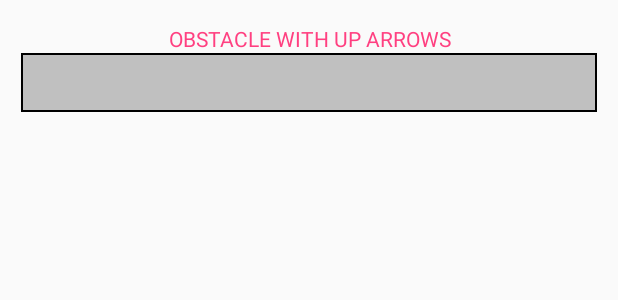
After one commit to AUDR0012/Android_3004, an Android app: the layout pop_arrow.xml on its own in the app's theme, with its tools: preview values and no code run, on a phone screen of 412 x 824 dp. The commit adds this screen. Shown: the top 300 px of the screen. Run offline under Robolectric (Android 15) with nearby library versions, the phone set to English and light mode, and no system bars.

Commit message:
obstacle arrow, updates

```diff
--- a/app/src/main/java/android/mdp/android_3004/Enum.java
+++ b/app/src/main/java/android/mdp/android_3004/Enum.java
@@ -57,7 +57,8 @@ public class Enum {
 		ROTATE_RIGHT("Rotate Right", "Rotating Right", "d"),
 
 		STOP("Robot Stop Moving", "Robot Stop", "stop"),
-		CALIBRATING("Robot Auto Calibrating", "Robot Auto Calibrating", "calibrate"),
+		CALIBRATING("Robot Calibrate", "Robot Calibrating", "calibrate"),
+		SENSOR("Robot Sensor", "Robot Sensing", "g"),
 
 		SEND_ARENA_INFO("Send Arena Info", "", "sendArena"),
 		MDF("MDF string", "", "mdf"),//mdf{s1,s2}
--- /dev/null
+++ b/app/src/main/res/layout/pop_arrow.xml
@@ -0,0 +1,26 @@
+<?xml version="1.0" encoding="utf-8"?>
+<LinearLayout xmlns:android="http://schemas.android.com/apk/res/android"
+	android:layout_width="match_parent"
+	android:layout_height="wrap_content"
+	android:orientation="vertical"
+	android:paddingStart="14dp"
+	android:paddingTop="5dp"
+	android:paddingEnd="14dp"
+	android:paddingBottom="14dp">
+
+	<TextView
+		android:id="@+id/arrow_lbl_header"
+		style="@style/HeaderStyle"
+		android:layout_width="match_parent"
+		android:layout_height="30dp"
+		android:text="@string/arrow_header" />
+
+	<TextView
+		android:id="@+id/arrow_txt_data"
+		android:layout_width="match_parent"
+		android:layout_height="wrap_content"
+		android:background="@drawable/d_box"
+		android:padding="10dp"
+		android:textColor="@color/black" />
+
+</LinearLayout>
--- a/app/src/main/res/layout/pop_bluetooth.xml
+++ b/app/src/main/res/layout/pop_bluetooth.xml
@@ -4,11 +4,10 @@
 	android:layout_height="wrap_content"
 	android:orientation="vertical"
 	android:padding="5dp"
-	android:paddingEnd="14dp"
-	android:paddingStart="14dp">
+	android:paddingStart="14dp"
+	android:paddingEnd="14dp">
 
 	<TextView
-		android:id="@+id/bt_lbl_header"
 		style="@style/HeaderStyle"
 		android:layout_width="match_parent"
 		android:layout_height="30dp"
--- a/app/src/main/res/layout/pop_config.xml
+++ b/app/src/main/res/layout/pop_config.xml
@@ -1,15 +1,13 @@
 <?xml version="1.0" encoding="utf-8"?>
 <LinearLayout xmlns:android="http://schemas.android.com/apk/res/android"
-	xmlns:tools="http://schemas.android.com/tools"
 	android:layout_width="match_parent"
 	android:layout_height="wrap_content"
 	android:orientation="vertical"
 	android:padding="5dp"
-	android:paddingEnd="14dp"
-	android:paddingStart="14dp">
+	android:paddingStart="14dp"
+	android:paddingEnd="14dp">
 
 	<TextView
-		android:id="@+id/config_lbl_header"
 		style="@style/HeaderStyle"
 		android:layout_width="match_parent"
 		android:layout_height="30dp"
--- a/app/src/main/res/menu/menu.xml
+++ b/app/src/main/res/menu/menu.xml
@@ -3,30 +3,39 @@
 	xmlns:app="http://schemas.android.com/apk/res-auto">
 	<item
 		android:id="@+id/menu_restart"
-		android:icon="@drawable/d_restart"
 		android:title="@string/menu_restart"
-		android:visible="false"
-		app:showAsAction="ifRoom" />
+		app:showAsAction="collapseActionView" />
 
 	<item
 		android:id="@+id/menu_mdf"
-		android:icon="@drawable/d_mdf"
 		android:title="@string/mdf_header"
-		app:showAsAction="ifRoom" />
+		app:showAsAction="collapseActionView" />
+
+	<item
+		android:id="@+id/menu_arrow"
+		android:title="@string/arrow_header"
+		app:showAsAction="collapseActionView" />
+
+	<item
+		android:id="@+id/menu_sensor"
+		android:title="@string/menu_sensor"
+		app:showAsAction="collapseActionView" />
+
+
 
 	<item
 		android:id="@+id/menu_bt"
 		android:icon="@drawable/d_bt_off"
 		android:title="@string/bt_header"
-		app:showAsAction="ifRoom">
+		app:showAsAction="always">
 
 		<menu>
 			<item
 				android:id="@+id/menu_bt_on"
-				android:title="@string/_on" />
+				android:title="@string/_turnon" />
 			<item
 				android:id="@+id/menu_bt_off"
-				android:title="@string/_off" />
+				android:title="@string/_turnoff" />
 			<item
 				android:id="@+id/menu_bt_discover"
 				android:title="@string/bt_discover" />
--- a/app/src/main/res/values/strings.xml
+++ b/app/src/main/res/values/strings.xml
@@ -2,18 +2,21 @@
 	<string name="app_name">MDP Group 17</string>
 	<string name="_null" />
 	<string name="_success">Success</string>
-	<string name="_on">Turn On</string>
-	<string name="_off">Turn Off</string>
-	<string name="_code">3.3</string>
+	<string name="_turnon">Turn On</string>
+	<string name="_turnoff">Turn Off</string>
+	<string name="_code">+++</string>
 	<string name="_delimiter">,</string>
 	<string name="_bracket_s">{</string>
 	<string name="_bracket_e">}</string>
 
-	<string name="menu_restart">Restart</string>
+	<string name="menu_restart">Restart Map</string>
 
 	<string name="mdf_header">Map Descriptor String</string>
 	<string name="mdf_s1">MDF String 1</string>
 	<string name="mdf_s2">MDF String 2</string>
+
+	<string name="arrow_header">Obstacle with Up Arrows</string>
+	<string name="menu_sensor">arduino :: g</string>
 
 	<string name="bt_header">Bluetooth</string>
 	<string name="bt_discover">Toggle Discovery</string>
```
Also changed, not shown: app/src/main/java/android/mdp/android_3004/MainActivity.java (+133 -90 lines), app/src/main/res/drawable/d_mdf.xml (deleted, +0 -10 lines), app/src/main/res/drawable/d_restart.xml (deleted, +0 -12 lines), app/src/main/res/layout/activity_main.xml (+28 -45 lines), app/src/main/res/layout/pop_mdf.xml (+6 -8 lines), app/src/main/res/layout/pop_message.xml (+5 -6 lines).
